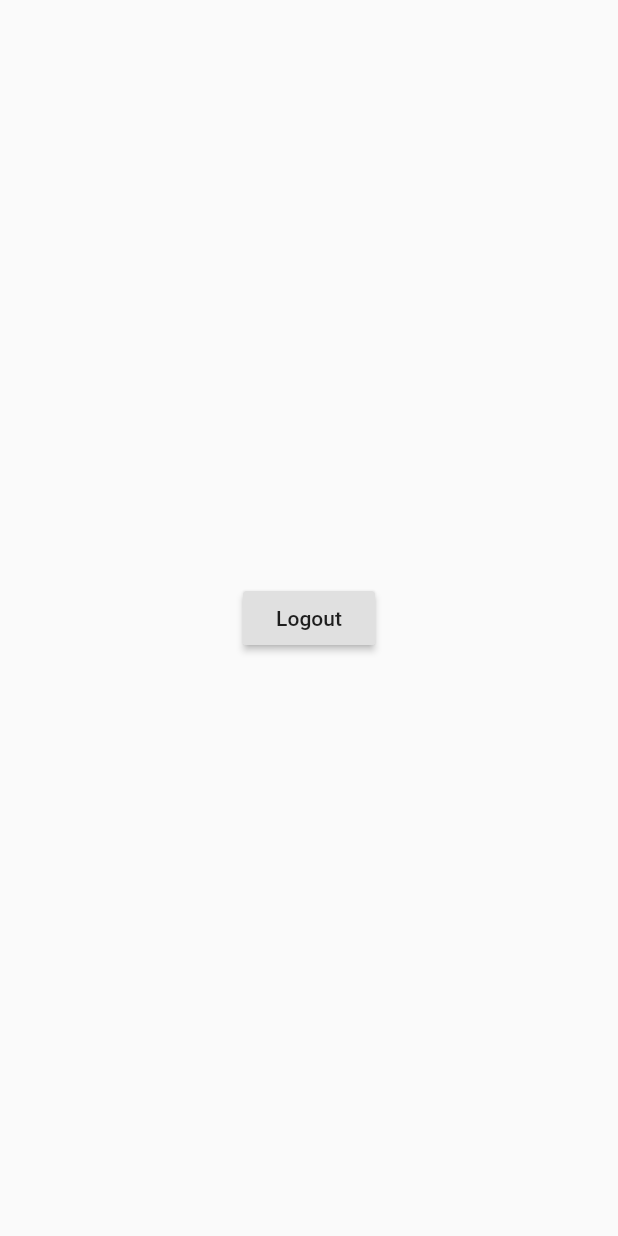
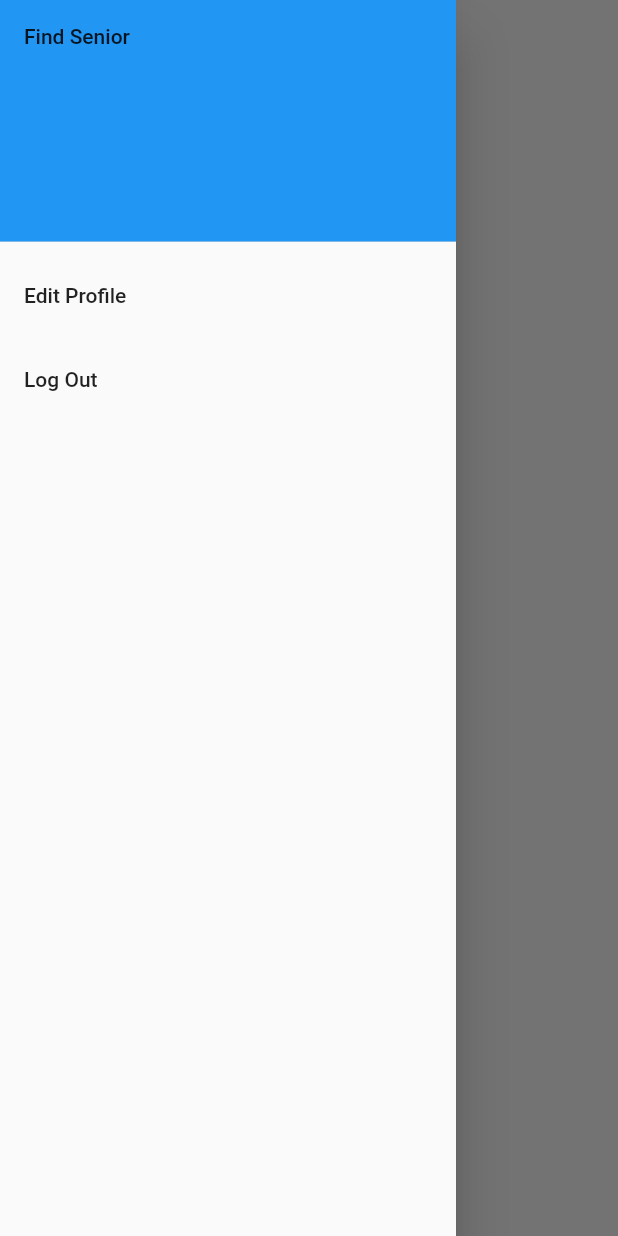
Before and after one commit to GeekHaven/find-my-senior, a Flutter app: the HomePage screen opened directly, with the side drawer open (before the commit the screen has no drawer), on a phone screen of 412 x 824 dp. Run offline on Flutter 3.47's test engine with Material 2 defaults, Android fonts, the phone set to English and light mode, and no system bars; our stand-ins replace cloud_firestore, firebase_auth, google_sign_in, shared_preferences; accounts and stored records are empty.

```diff
--- a/lib/home_page.dart
+++ b/lib/home_page.dart
@@ -17,6 +17,34 @@ class _HomePageState extends State<HomePage> {
   @override
   Widget build(BuildContext context) {
     return Scaffold(
+      drawer: Drawer(
+        child: ListView(
+          // Important: Remove any padding from the ListView.
+          padding: EdgeInsets.zero,
+          children: <Widget>[
+            DrawerHeader(
+              child: Text('Find Senior'),
+              decoration: BoxDecoration(
+                color: Colors.blue,
+              ),
+            ),
+            ListTile(
+              title: Text('Edit Profile'),
+              onTap: () {
+                // Update the state of the app.
+                // ...
+              },
+            ),
+            ListTile(
+              title: Text('Log Out'),
+              onTap: () {
+                // Update the state of the app.
+                // ...
+              },
+            ),
+          ],
+        ),
+      ),
       body: Center(
         child: RaisedButton(
           onPressed: () async {
```
